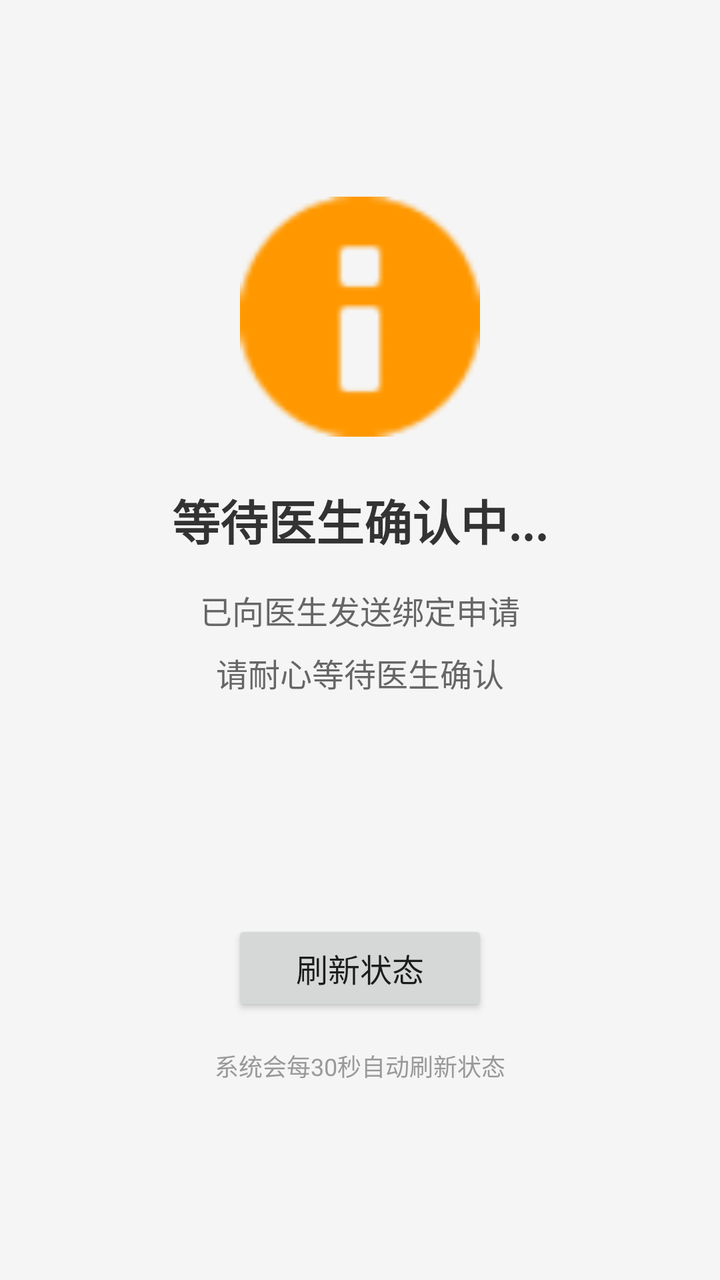
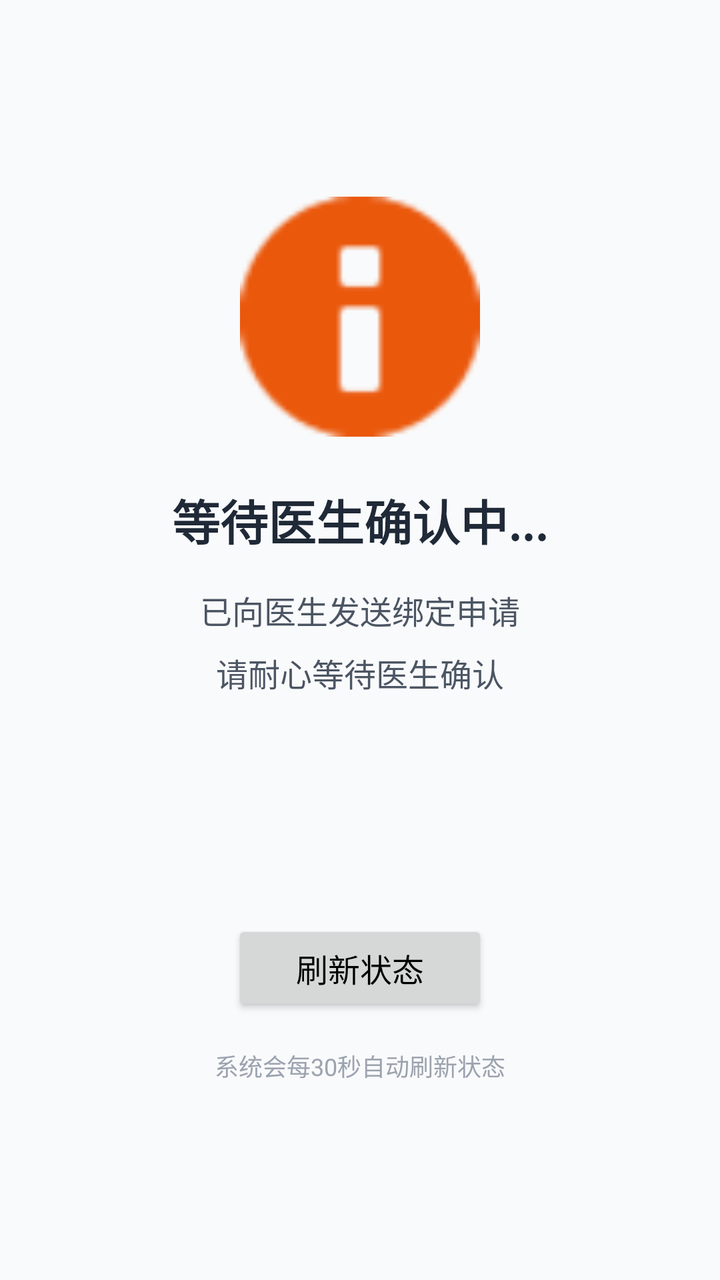

Compare the two renders of this Android layout. The source of the first and the diff that turns it into the second are given below.
<!-- AndroidManifest.xml: activity theme Theme.AppCompat.Light.NoActionBar -->
<!-- res/layout/activity_waiting_binding.xml -->
<?xml version="1.0" encoding="utf-8"?>
<LinearLayout xmlns:android="http://schemas.android.com/apk/res/android"
    android:layout_width="match_parent"
    android:layout_height="match_parent"
    android:orientation="vertical"
    android:gravity="center"
    android:padding="32dp"
    android:background="#F5F5F5">

    <ImageView
        android:layout_width="120dp"
        android:layout_height="120dp"
        android:src="@android:drawable/ic_dialog_info"
        android:tint="#FF9800"
        android:layout_marginBottom="24dp"/>

    <TextView
        android:layout_width="wrap_content"
        android:layout_height="wrap_content"
        android:text="等待医生确认中..."
        android:textSize="24sp"
        android:textStyle="bold"
        android:textColor="#333333"
        android:layout_marginBottom="16dp"/>

    <TextView
        android:layout_width="wrap_content"
        android:layout_height="wrap_content"
        android:text="已向医生发送绑定申请"
        android:textSize="16sp"
        android:textColor="#666666"
        android:layout_marginBottom="8dp"/>

    <TextView
        android:layout_width="wrap_content"
        android:layout_height="wrap_content"
        android:text="请耐心等待医生确认"
        android:textSize="16sp"
        android:textColor="#666666"
        android:layout_marginBottom="32dp"/>

    <ProgressBar
        android:layout_width="wrap_content"
        android:layout_height="wrap_content"
        android:indeterminate="true"
        android:layout_marginBottom="32dp"/>

    <Button
        android:id="@+id/btnRefresh"
        android:layout_width="wrap_content"
        android:layout_height="wrap_content"
        android:text="刷新状态"
        android:textSize="16sp"
        android:paddingHorizontal="32dp"
        android:paddingVertical="12dp"/>

    <TextView
        android:layout_width="wrap_content"
        android:layout_height="wrap_content"
        android:text="系统会每30秒自动刷新状态"
        android:textSize="12sp"
        android:textColor="#999999"
        android:layout_marginTop="16dp"/>

</LinearLayout>
<!-- resources referenced by this layout -->
<resources>

</resources>

<!-- the commit's change to res/layout/activity_waiting_binding.xml (unified diff, before → after) -->
@@ -4,62 +4,57 @@
     android:layout_height="match_parent"
     android:orientation="vertical"
     android:gravity="center"
-    android:padding="32dp"
-    android:background="#F5F5F5">
+    android:padding="@dimen/space_32"
+    android:background="@color/surface_variant">
 
     <ImageView
         android:layout_width="120dp"
         android:layout_height="120dp"
         android:src="@android:drawable/ic_dialog_info"
-        android:tint="#FF9800"
-        android:layout_marginBottom="24dp"/>
+        android:tint="@color/warning"
+        android:layout_marginBottom="@dimen/space_24"/>
 
     <TextView
         android:layout_width="wrap_content"
         android:layout_height="wrap_content"
-        android:text="等待医生确认中..."
-        android:textSize="24sp"
+        android:text="等待医生确认中..." android:textAppearance="@style/TextAppearance.WinsRehab.Display24"
         android:textStyle="bold"
-        android:textColor="#333333"
-        android:layout_marginBottom="16dp"/>
+        android:textColor="@color/on_surface"
+        android:layout_marginBottom="@dimen/space_16"/>
 
     <TextView
         android:layout_width="wrap_content"
         android:layout_height="wrap_content"
-        android:text="已向医生发送绑定申请"
-        android:textSize="16sp"
-        android:textColor="#666666"
-        android:layout_marginBottom="8dp"/>
+        android:text="已向医生发送绑定申请" android:textAppearance="@style/TextAppearance.WinsRehab.Title16"
+        android:textColor="@color/on_surface_secondary"
+        android:layout_marginBottom="@dimen/space_8"/>
 
     <TextView
         android:layout_width="wrap_content"
         android:layout_height="wrap_content"
-        android:text="请耐心等待医生确认"
-        android:textSize="16sp"
-        android:textColor="#666666"
-        android:layout_marginBottom="32dp"/>
+        android:text="请耐心等待医生确认" android:textAppearance="@style/TextAppearance.WinsRehab.Title16"
+        android:textColor="@color/on_surface_secondary"
+        android:layout_marginBottom="@dimen/space_32"/>
 
     <ProgressBar
         android:layout_width="wrap_content"
         android:layout_height="wrap_content"
         android:indeterminate="true"
-        android:layout_marginBottom="32dp"/>
+        android:layout_marginBottom="@dimen/space_32"/>
 
     <Button
         android:id="@+id/btnRefresh"
         android:layout_width="wrap_content"
         android:layout_height="wrap_content"
-        android:text="刷新状态"
-        android:textSize="16sp"
-        android:paddingHorizontal="32dp"
-        android:paddingVertical="12dp"/>
+        android:text="刷新状态" android:textAppearance="@style/TextAppearance.WinsRehab.Title16"
+        android:paddingHorizontal="@dimen/space_32"
+        android:paddingVertical="@dimen/space_12"/>
 
     <TextView
         android:layout_width="wrap_content"
         android:layout_height="wrap_content"
-        android:text="系统会每30秒自动刷新状态"
-        android:textSize="12sp"
-        android:textColor="#999999"
-        android:layout_marginTop="16dp"/>
+        android:text="系统会每30秒自动刷新状态" android:textAppearance="@style/TextAppearance.WinsRehab.Body12"
+        android:textColor="@color/on_surface_tertiary"
+        android:layout_marginTop="@dimen/space_16"/>
 
 </LinearLayout>
<!-- resource entries referenced after the edit -->
@@ -1,5 +1,23 @@
 <!-- resources referenced by this layout -->
 <resources>
-
+  <color name="on_surface">#FF1F2937</color>
+  <color name="on_surface_secondary">#FF4B5563</color>
+  <color name="on_surface_tertiary">#FF9CA3AF</color>
+  <color name="surface_variant">#FFF9FAFB</color>
+  <color name="warning">#FFEA580C</color>
+  <dimen name="space_12">12dp</dimen>
+  <dimen name="space_16">16dp</dimen>
+  <dimen name="space_24">24dp</dimen>
+  <dimen name="space_32">32dp</dimen>
+  <dimen name="space_8">8dp</dimen>
+  <style name="TextAppearance.WinsRehab.Body12">
+          <item name="android:textSize">12sp</item> 
+      </style>
+  <style name="TextAppearance.WinsRehab.Display24">
+          <item name="android:textSize">24sp</item> 
+      </style>
+  <style name="TextAppearance.WinsRehab.Title16">
+          <item name="android:textSize">16sp</item> 
+      </style>
 </resources>
 
